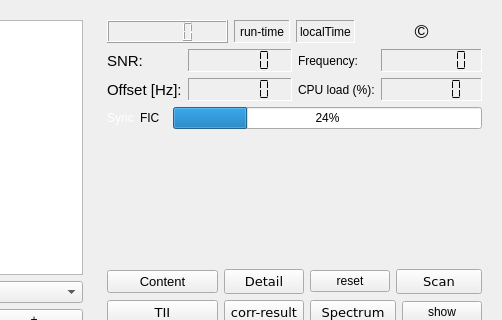
JvanKatwijk/qt-dab, file forms/dabradio.ui: the form before one commit; both pictures show x 140 to 642 and y 0 to 320 of the 642 by 407 pixel window.
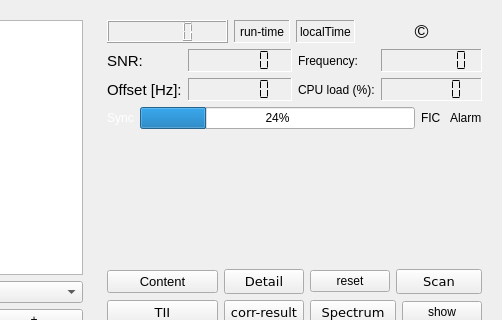
The form after the commit. Custom widgets are drawn as their Qt base class.

What changed in the file:
```diff
--- a/forms/dabradio.ui
+++ b/forms/dabradio.ui
@@ -403,13 +403,6 @@
             </property>
            </widget>
           </item>
-          <item>
-           <widget class="QLabel" name="label">
-            <property name="text">
-             <string>FIC </string>
-            </property>
-           </widget>
-          </item>
           <item>
            <widget class="QProgressBar" name="ficError_display">
             <property name="maximumSize">
@@ -423,6 +416,20 @@
             </property>
            </widget>
           </item>
+          <item>
+           <widget class="QLabel" name="label">
+            <property name="text">
+             <string>FIC </string>
+            </property>
+           </widget>
+          </item>
+          <item>
+           <widget class="QLabel" name="alarmLabel">
+            <property name="text">
+             <string>Alarm</string>
+            </property>
+           </widget>
+          </item>
          </layout>
         </item>
         <item>
```
